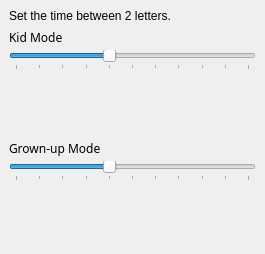
Above: klettres/timerui.ui from KDE/klettres before the change. Below: the same form after it.
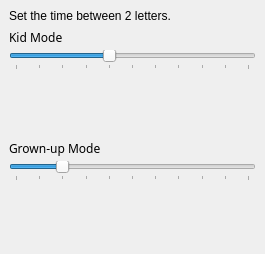
That is the form after the change.

Commit message: fix tooltips and qwhatsthis

What changed in the file:
```diff
--- a/klettres/timerui.ui
+++ b/klettres/timerui.ui
@@ -144,8 +144,14 @@
          <property name="maximum" >
           <number>10</number>
          </property>
+         <property name="pageStep" >
+          <number>1</number>
+         </property>
          <property name="value" >
-          <number>4</number>
+          <number>2</number>
+         </property>
+         <property name="sliderPosition" >
+          <number>2</number>
          </property>
          <property name="orientation" >
           <enum>Qt::Horizontal</enum>
```
Left out of the diff: 14 changed lines with no effect on the pictures.
